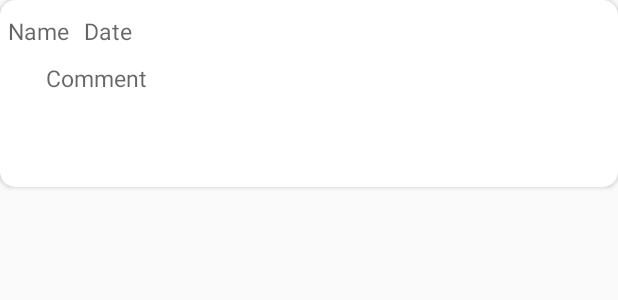
After one commit to SandeepaFernando/Eventz_Android, an Android app: the layout item_comment.xml on its own in the app's theme, with its tools: preview values and no code run, on a phone screen of 412 x 824 dp. The commit adds this screen. Shown: the top 300 px of the screen. Run offline under Robolectric (Android 15) with nearby library versions, the phone set to English and light mode, and no system bars; network calls fail.

Commit message:
Bug fixed (keyboard hides) Add comments to view

```diff
--- a/app/src/main/AndroidManifest.xml
+++ b/app/src/main/AndroidManifest.xml
@@ -18,7 +18,8 @@
         <activity
             android:name=".eventInfo.Event_infoActivity"
             android:label="@string/title_activity_event_info"
-            android:theme="@style/AppTheme.NoActionBar" />
+            android:windowSoftInputMode="adjustPan"
+        android:theme="@style/AppTheme.NoActionBar" />
         <activity
             android:name=".register.RegOrganizerScrollingActivity"
             android:label="@string/title_activity_reg_organizer_scrolling"
--- /dev/null
+++ b/app/src/main/res/layout/item_comment.xml
@@ -0,0 +1,95 @@
+<?xml version="1.0" encoding="utf-8"?>
+<androidx.cardview.widget.CardView xmlns:android="http://schemas.android.com/apk/res/android"
+    xmlns:app="http://schemas.android.com/apk/res-auto"
+    android:layout_width="match_parent"
+    android:layout_height="wrap_content"
+    android:layout_marginBottom="10dp"
+    android:background="#F8F8F5"
+    app:cardCornerRadius="10dp">
+
+    <LinearLayout
+        android:layout_width="match_parent"
+        android:layout_height="wrap_content"
+        android:layout_marginLeft="5dp"
+        android:layout_marginRight="5dp"
+        android:orientation="vertical">
+
+        <LinearLayout
+            android:layout_width="match_parent"
+            android:layout_height="wrap_content"
+            android:layout_marginTop="10dp"
+            android:orientation="horizontal">
+
+            <TextView
+                android:id="@+id/text_name_comment"
+                android:layout_width="wrap_content"
+                android:layout_height="wrap_content"
+                android:layout_alignParentTop="true"
+                android:hint="Name"
+                android:textColor="#6E6D6D"
+                android:textSize="15sp" />
+
+            <TextView
+                android:id="@+id/text_date_comment"
+                android:layout_width="wrap_content"
+                android:layout_height="wrap_content"
+                android:layout_alignParentTop="true"
+                android:hint="Date"
+                android:paddingLeft="10dp"
+                android:textColor="#6E6D6D"
+                android:textSize="15sp" />
+        </LinearLayout>
+
+        <LinearLayout
+            android:layout_width="match_parent"
+            android:layout_height="wrap_content"
+            android:orientation="horizontal"
+            android:padding="10dp">
+
+            <TextView
+                android:id="@+id/text_comment_st_Comment"
+                android:layout_width="match_parent"
+                android:layout_height="wrap_content"
+                android:layout_alignParentTop="true"
+                android:hint="Comment"
+                android:paddingLeft="15dp"
+                android:textColor="@android:color/black"
+                android:textSize="15sp" />
+
+        </LinearLayout>
+
+        <LinearLayout
+            android:id="@+id/comment_edit_delete_layout"
+            android:layout_width="wrap_content"
+            android:layout_height="wrap_content"
+            android:layout_gravity="right"
+            android:orientation="horizontal"
+            android:padding="15dp"
+            android:visibility="invisible">
+
+            <TextView
+                android:id="@+id/text_delete_comment"
+                android:layout_width="wrap_content"
+                android:layout_height="wrap_content"
+                android:layout_alignParentTop="true"
+                android:width="60dp"
+                android:text="Delete"
+                android:textColor="@android:color/black"
+                android:textSize="15sp"
+                android:textStyle="bold" />
+
+            <TextView
+                android:id="@+id/text_edit_comment"
+                android:layout_width="wrap_content"
+                android:layout_height="wrap_content"
+                android:layout_alignParentTop="true"
+                android:paddingLeft="10dp"
+                android:text="Edit"
+                android:textColor="@android:color/black"
+                android:textSize="15sp"
+                android:textStyle="bold" />
+        </LinearLayout>
+
+    </LinearLayout>
+
+</androidx.cardview.widget.CardView>
```
Also changed, not shown: app/src/main/java/com/example/eventz/eventInfo/CommentAdapter.java (added, +115 -0 lines), app/src/main/java/com/example/eventz/eventInfo/CommentInfo.java (added, +37 -0 lines), app/src/main/java/com/example/eventz/eventInfo/Event_infoActivity.java (+55 -8 lines), app/src/main/res/layout/content_scrolling.xml (+8 -4 lines), app/src/main/res/layout/skilltag_set_item.xml (+4 -3 lines).
